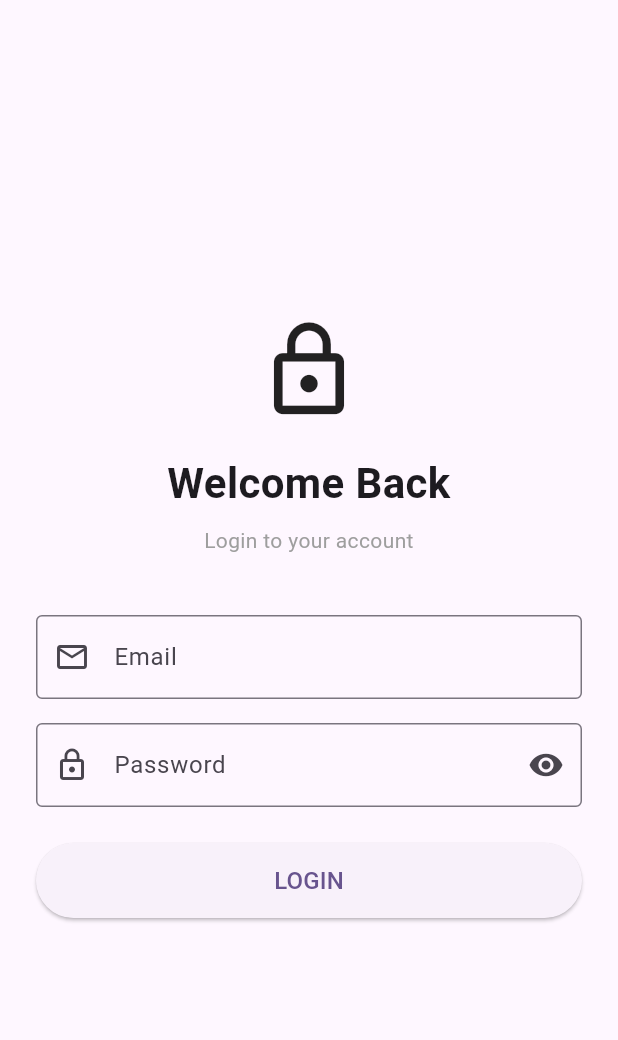
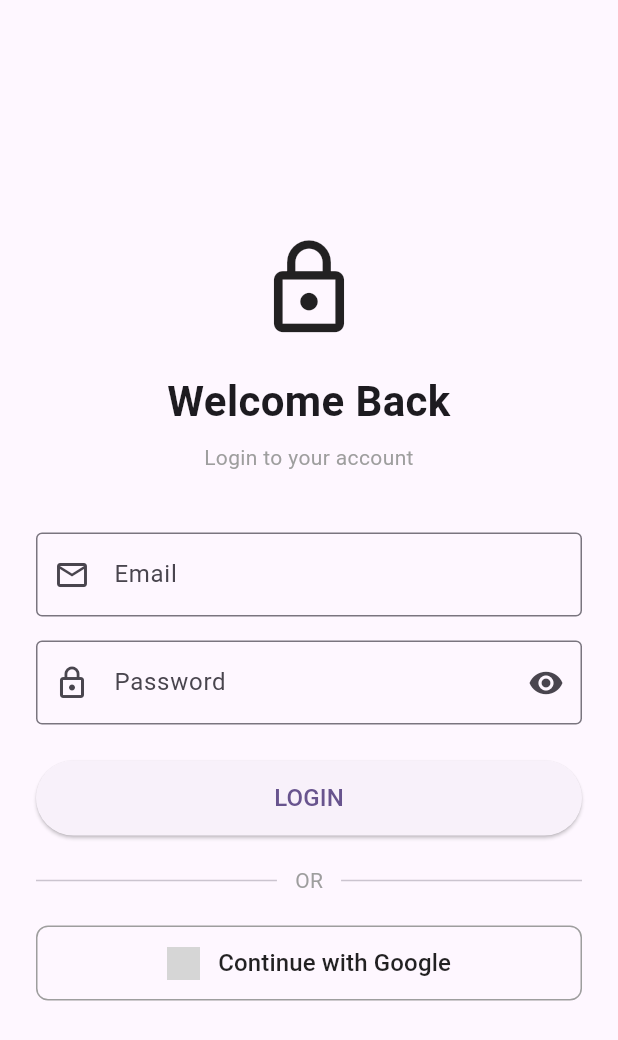
Before and after one commit to SparksToIdeasdev10/lj_class_code, a Flutter app: the LoginScreen screen opened directly, on a phone screen of 412 x 824 dp. Shown: the top 1040 px of the screen. Run offline on Flutter 3.47's test engine with Material 2 defaults, Android fonts, the phone set to English and light mode, and no system bars; our stand-ins replace dio, firebase_auth, firebase_core, get, google_sign_in; missing offline and left inert: dart:html; accounts and stored records are empty; network calls fail; key blocks and very long unbroken strings in the code were emptied for the run; grey boxes are pictures that could not be loaded.

Commit message:
10/10/2026

```diff
--- a/lib/class_b/firebase/login/login_screen.dart
+++ b/lib/class_b/firebase/login/login_screen.dart
@@ -1,6 +1,6 @@
 import 'package:flutter/material.dart';
 import 'package:get/get.dart';
-import 'package:lj1/class_d/firebase/login/login_controller.dart';
+import 'package:lj1/class_b/firebase/login/login_controller.dart';
 
 class LoginScreen extends StatefulWidget {
   const LoginScreen({super.key});
--- a/lib/class_d/firebase/login/login_screen.dart
+++ b/lib/class_d/firebase/login/login_screen.dart
@@ -13,13 +13,15 @@ class _LoginScreenState extends State<LoginScreen> {
   final AuthController authController = Get.put(AuthController());
 
   void login() {
-    if (!authController.formKey.currentState!.validate()) {
+    if (authController.isLoading.value) return;
+
+    if (!(authController.formKey.currentState?.validate() ?? false)) {
       return;
     }
 
     authController.login(
-      authController.emailController.text,
-      authController.passwordController.text,
+      authController.email.text,
+      authController.password.text,
     );
   }
 
@@ -30,7 +32,7 @@ class _LoginScreenState extends State<LoginScreen> {
         child: SingleChildScrollView(
           padding: const EdgeInsets.all(24),
           child: ConstrainedBox(
-            constraints: BoxConstraints(maxWidth: 400),
+            constraints: const BoxConstraints(maxWidth: 400),
             child: Form(
               key: authController.formKey,
               child: Column(
@@ -57,15 +59,13 @@ class _LoginScreenState extends State<LoginScreen> {
                   Text(
                     'Login to your account',
                     textAlign: TextAlign.center,
-                    style: TextStyle(
-                      color: Colors.grey,
-                    ),
+                    style: TextStyle(color: Colors.grey),
                   ),
 
                   SizedBox(height: 40),
 
                   TextFormField(
-                    controller: authController.emailController,
+                    controller: authController.email,
                     keyboardType: TextInputType.emailAddress,
                     decoration: const InputDecoration(
                       labelText: 'Email',
@@ -88,11 +88,14 @@ class _LoginScreenState extends State<LoginScreen> {
                   SizedBox(height: 16),
 
                    TextFormField(
-                    controller: authController.passwordController,
-                    obscureText: authController.obscurePassword,
+                      controller: authController.password,
+                      obscureText:
+                      authController.obscurePassword,
+                      autofillHints: const [AutofillHints.password],
                       decoration: InputDecoration(
                         labelText: 'Password',
-                      prefixIcon: const Icon(Icons.lock_outline),
+                        prefixIcon:
+                        const Icon(Icons.lock_outline),
                         border: const OutlineInputBorder(),
                         suffixIcon: IconButton(
                           icon: Icon(
@@ -126,19 +129,74 @@ class _LoginScreenState extends State<LoginScreen> {
                    () => SizedBox(
                       height: 50,
                       child: ElevatedButton(
-                        onPressed:
-                        authController.isLoading.value ? null : login,
+                        onPressed: authController.isLoading.value
+                            ? null
+                            : login,
                         child: authController.isLoading.value
-                            ? const SizedBox(
-                             height: 24,
-                             width: 24,
-                              child: CircularProgressIndicator(
-                             strokeWidth: 2,
-                          ),
-                        )
+                            ? Center(child: CircularProgressIndicator())
                             : const Text(
                           'LOGIN',
                           style: TextStyle(fontSize: 16),
+                        ),
+                      ),
+                    ),
+                  ),
+
+                  SizedBox(height: 20),
+
+                  Row(
+                    children: [
+                      Expanded(child: Divider()),
+                      Padding(
+                        padding: EdgeInsets.symmetric(
+                          horizontal: 12,
+                        ),
+                        child: Text(
+                          'OR',
+                          style: TextStyle(color: Colors.grey),
+                        ),
+                      ),
+                      Expanded(child: Divider()),
+                    ],
+                  ),
+
+                  SizedBox(height: 20),
+
+                  Obx(
+                   () => SizedBox(
+                      height: 50,
+                      child: OutlinedButton(
+                        onPressed: authController.isLoading.value
+                            ? null
+                            : authController.signInWithGoogle,
+                        style: OutlinedButton.styleFrom(
+                          foregroundColor: Colors.black87,
+                          side: const BorderSide(
+                            color: Colors.grey,
+                          ),
+                          shape: RoundedRectangleBorder(
+                            borderRadius: BorderRadius.circular(8),
+                          ),
+                        ),
+                        child: Row(
+                          mainAxisAlignment: MainAxisAlignment.center,
+                          children: [
+                            Image.network(
+                              'https://encrypted-tbn0.gstatic.com/images?q=tbn:ANd9GcRhtVJyyfMJCQN7M7-KE11wX1HjNEecL6ducDAlLKMkhQ&s=10',
+                              height: 22,
+                              width: 22,
+                            ),
+
+                            SizedBox(width: 12),
+
+                            Text(
+                              'Continue with Google',
+                              style: TextStyle(
+                                fontSize: 16,
+                                fontWeight: FontWeight.w500,
+                              ),
+                            ),
+                          ],
                         ),
                       ),
                     ),
--- a/pubspec.yaml
+++ b/pubspec.yaml
@@ -40,6 +40,7 @@ dependencies:
   get:
   firebase_core:
   firebase_messaging:
+  google_sign_in:
   firebase_auth:
 
 dev_dependencies:
```
Also changed, not shown: lib/class_a/firebase/login_controller.dart (added, +54 -0 lines), lib/class_a/firebase/login_screen.dart (added, +41 -0 lines), lib/class_d/firebase/login/login_controller.dart (+63 -12 lines), lib/class_e/login/login_controller.dart (+16 -4 lines), lib/class_e/login/login_screen.dart (+80 -0 lines), lib/main.dart (+6 -3 lines), pubspec.lock. Lines whose indentation alone changed are shown as unchanged.
